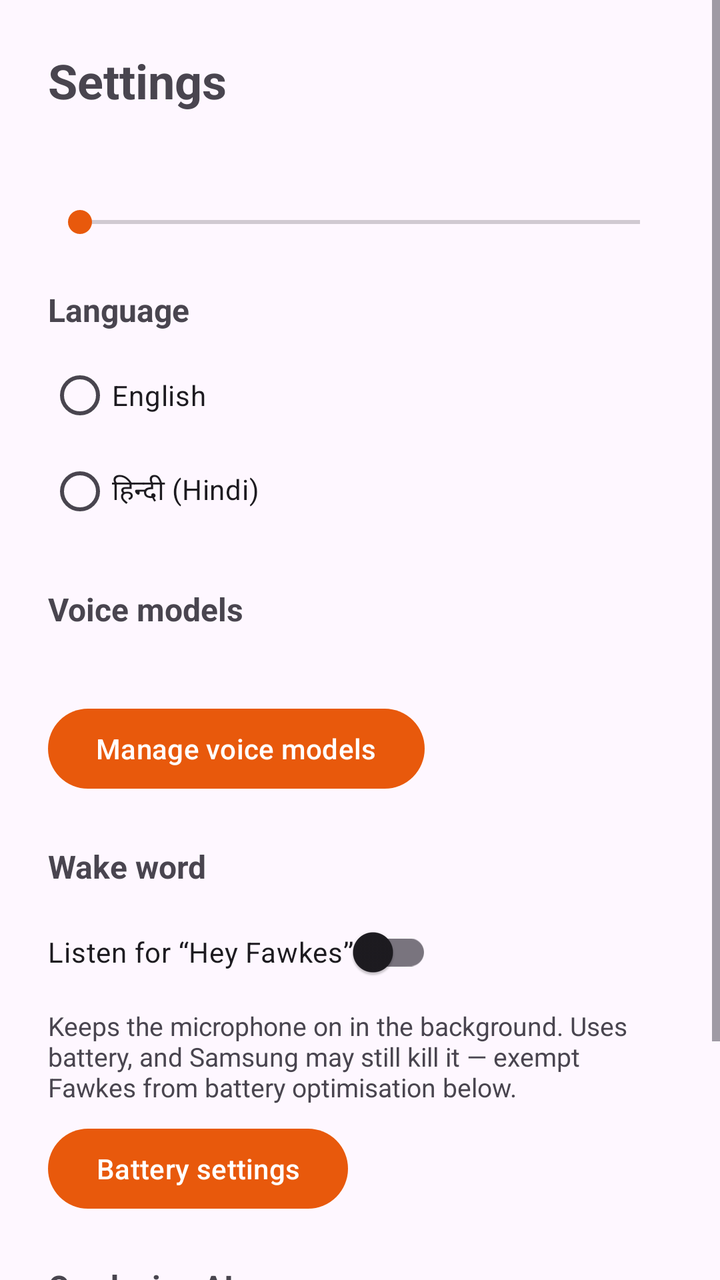
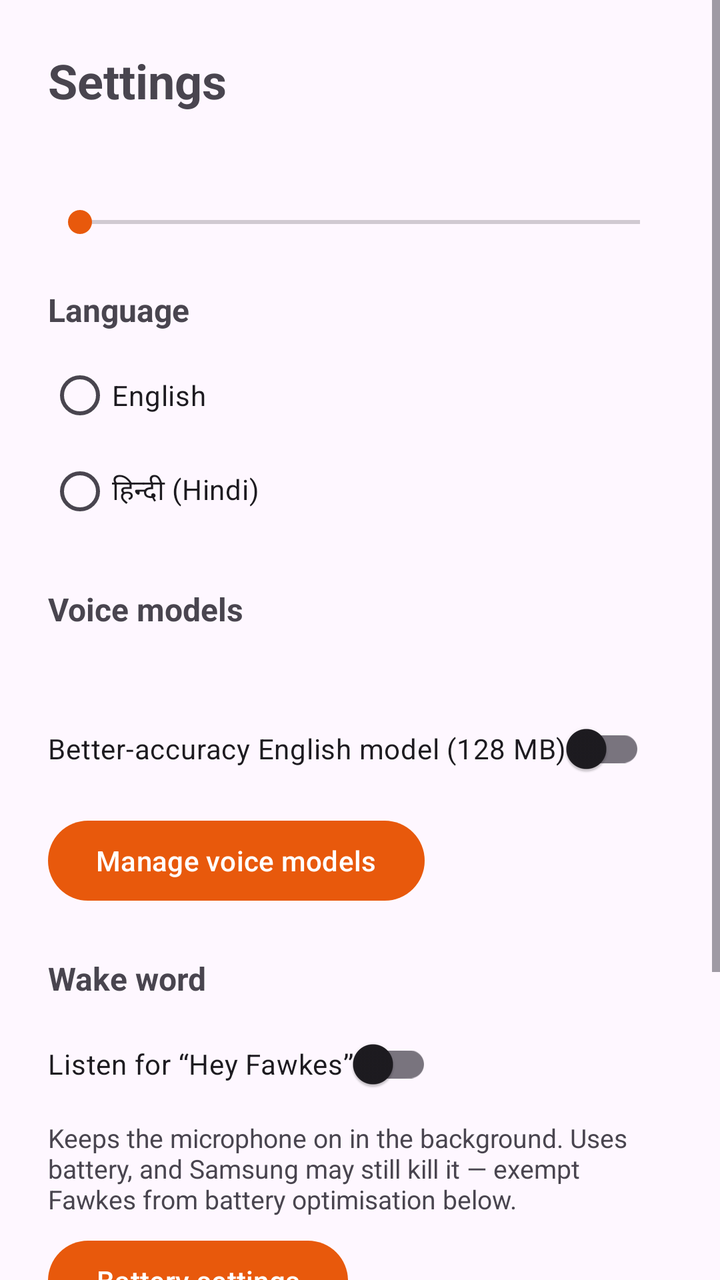

Screens rendered from an Android XML layout before and after an edit, with the pre-edit source and the edit as a unified diff.
<!-- AndroidManifest.xml: application theme Theme.Fawkes -->
<!-- res/layout/activity_settings.xml -->
<?xml version="1.0" encoding="utf-8"?>
<ScrollView
    xmlns:android="http://schemas.android.com/apk/res/android"
    android:layout_width="match_parent"
    android:layout_height="match_parent">

    <LinearLayout
        android:layout_width="match_parent"
        android:layout_height="wrap_content"
        android:orientation="vertical"
        android:padding="24dp">

        <TextView
            android:layout_width="wrap_content"
            android:layout_height="wrap_content"
            android:text="@string/settings_title"
            android:textSize="24sp"
            android:textStyle="bold" />

        <TextView
            android:id="@+id/rateLabel"
            android:layout_width="wrap_content"
            android:layout_height="wrap_content"
            android:layout_marginTop="24dp"
            android:textSize="16sp"
            android:textStyle="bold" />

        <SeekBar
            android:id="@+id/rateSeek"
            android:layout_width="match_parent"
            android:layout_height="wrap_content"
            android:max="100" />

        <TextView
            android:layout_width="wrap_content"
            android:layout_height="wrap_content"
            android:layout_marginTop="24dp"
            android:text="Language"
            android:textSize="16sp"
            android:textStyle="bold" />

        <RadioGroup
            android:id="@+id/languageGroup"
            android:layout_width="match_parent"
            android:layout_height="wrap_content"
            android:layout_marginTop="8dp">

            <RadioButton
                android:id="@+id/langEnglish"
                android:layout_width="wrap_content"
                android:layout_height="wrap_content"
                android:text="English" />

            <RadioButton
                android:id="@+id/langHindi"
                android:layout_width="wrap_content"
                android:layout_height="wrap_content"
                android:text="हिन्दी (Hindi)" />

        </RadioGroup>

        <TextView
            android:layout_width="wrap_content"
            android:layout_height="wrap_content"
            android:layout_marginTop="24dp"
            android:text="Voice models"
            android:textSize="16sp"
            android:textStyle="bold" />

        <TextView
            android:id="@+id/modelStatus"
            android:layout_width="match_parent"
            android:layout_height="wrap_content"
            android:layout_marginTop="8dp" />

        <Button
            android:id="@+id/modelsButton"
            android:layout_width="wrap_content"
            android:layout_height="wrap_content"
            android:layout_marginTop="8dp"
            android:text="Manage voice models" />

        <TextView
            android:layout_width="wrap_content"
            android:layout_height="wrap_content"
            android:layout_marginTop="24dp"
            android:text="Wake word"
            android:textSize="16sp"
            android:textStyle="bold" />

        <com.google.android.material.switchmaterial.SwitchMaterial
            android:id="@+id/wakeSwitch"
            android:layout_width="wrap_content"
            android:layout_height="wrap_content"
            android:layout_marginTop="8dp"
            android:text="Listen for “Hey Fawkes”" />

        <TextView
            android:layout_width="match_parent"
            android:layout_height="wrap_content"
            android:layout_marginTop="4dp"
            android:text="Keeps the microphone on in the background. Uses battery, and Samsung may still kill it — exempt Fawkes from battery optimisation below."
            android:textSize="13sp" />

        <Button
            android:id="@+id/batteryButton"
            android:layout_width="wrap_content"
            android:layout_height="wrap_content"
            android:layout_marginTop="8dp"
            android:text="Battery settings" />

        <TextView
            android:layout_width="wrap_content"
            android:layout_height="wrap_content"
            android:layout_marginTop="24dp"
            android:text="On-device AI"
            android:textSize="16sp"
            android:textStyle="bold" />

        <TextView
            android:id="@+id/llmStatus"
            android:layout_width="match_parent"
            android:layout_height="wrap_content"
            android:layout_marginTop="8dp" />

        <TextView
            android:id="@+id/llmHelp"
            android:layout_width="match_parent"
            android:layout_height="wrap_content"
            android:layout_marginTop="8dp"
            android:textSize="13sp" />

        <Button
            android:id="@+id/llmImportButton"
            android:layout_width="wrap_content"
            android:layout_height="wrap_content"
            android:layout_marginTop="8dp"
            android:text="Import model file" />

    </LinearLayout>

</ScrollView>
<!-- resources referenced by this layout -->
<resources>
  <string name="settings_title">Settings</string>
  <style name="Theme.Fawkes" parent="Theme.Material3.DayNight.NoActionBar">
          <item name="colorPrimary">@color/ember</item>
          <item name="colorPrimaryDark">@color/ember_dark</item>
          <item name="colorAccent">@color/ember</item>
      </style>
  <color name="ember">#E8590C</color>
  <color name="ember_dark">#C2410C</color>
</resources>

<!-- the commit's change to res/layout/activity_settings.xml (unified diff, before → after) -->
@@ -73,6 +73,13 @@
             android:layout_height="wrap_content"
             android:layout_marginTop="8dp" />
 
+        <com.google.android.material.switchmaterial.SwitchMaterial
+            android:id="@+id/lgraphSwitch"
+            android:layout_width="wrap_content"
+            android:layout_height="wrap_content"
+            android:layout_marginTop="8dp"
+            android:text="Better-accuracy English model (128 MB)" />
+
         <Button
             android:id="@+id/modelsButton"
             android:layout_width="wrap_content"
